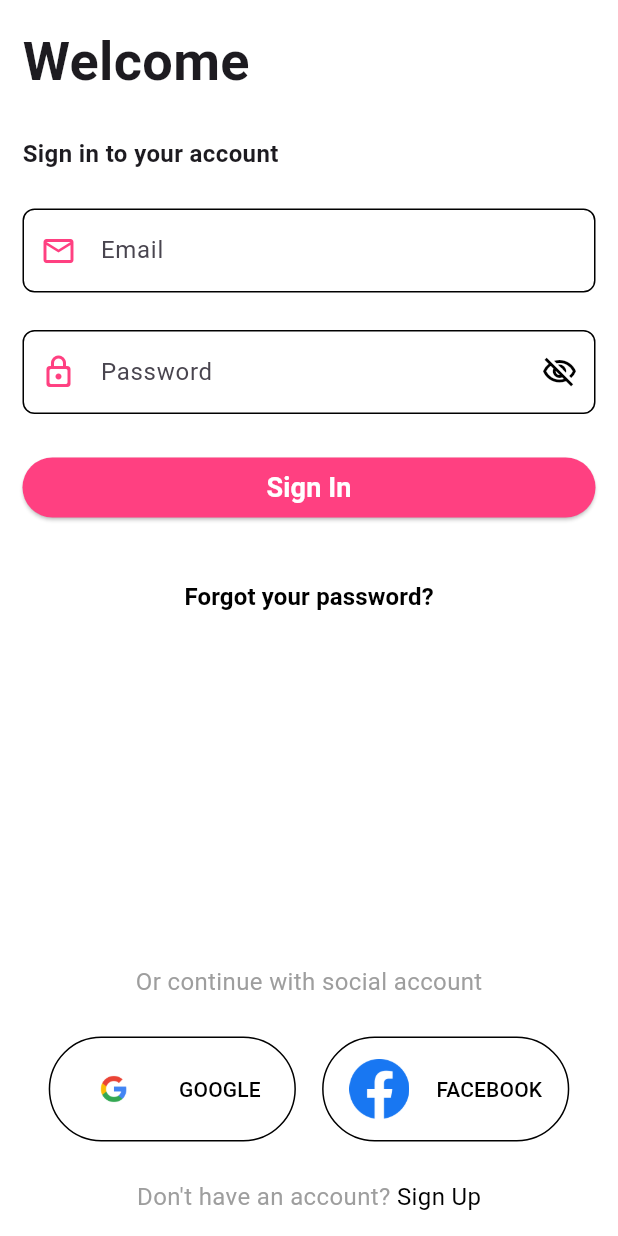
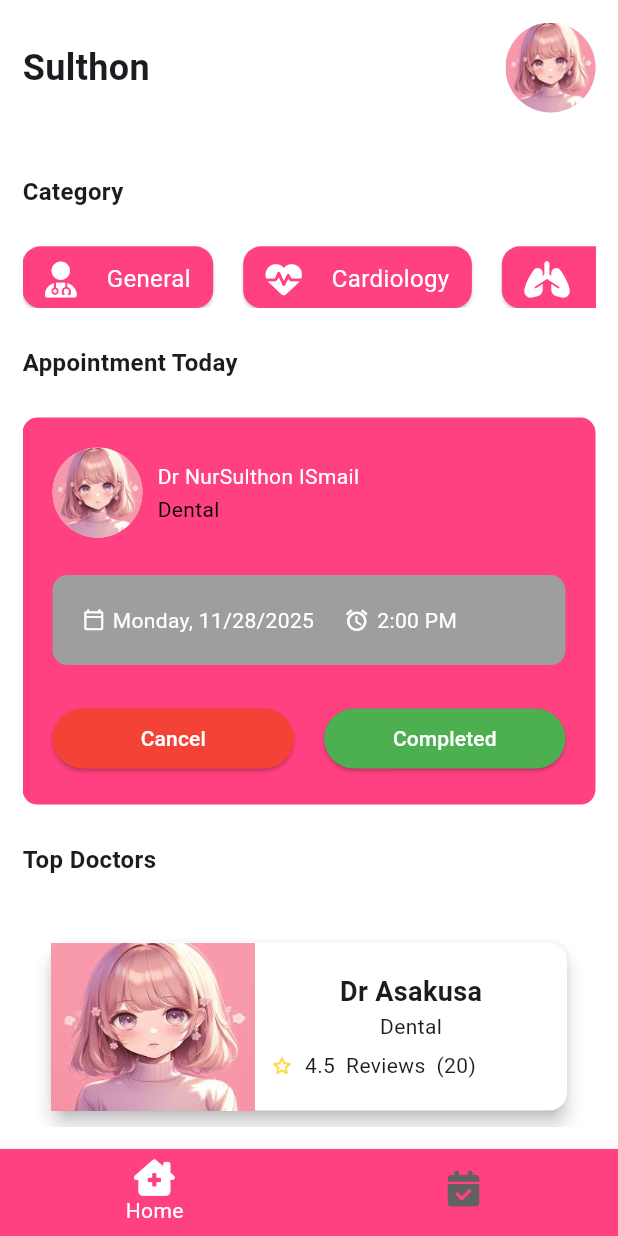
Before and after one commit to Ridhsuki/doctor_appointment_app, a Flutter app: the screen it shows after launch, after a tap on "Sign In", on a phone screen of 412 x 824 dp. Run offline on Flutter 3.47's test engine with Material 3 defaults, Android fonts, the phone set to English and light mode, and no system bars; our stand-ins replace font_awesome_flutter.

Commit message:
feat: Main Layout & Home Screen Done - Appoinment card component - List of Top Doctors - etc.

```diff
--- /dev/null
+++ b/doctor_appointment_app/devtools_options.yaml
@@ -0,0 +1,3 @@
+description: This file stores settings for Dart & Flutter DevTools.
+documentation: https://docs.flutter.dev/tools/devtools/extensions#configure-extension-enablement-states
+extensions:
--- /dev/null
+++ b/doctor_appointment_app/lib/components/appointment_card.dart
@@ -0,0 +1,136 @@
+import 'package:doctor_appointment_app/utils/config.dart';
+import 'package:flutter/material.dart';
+
+class AppointmentCard extends StatefulWidget {
+  const AppointmentCard({super.key});
+
+  @override
+  State<AppointmentCard> createState() => _AppointmentCardState();
+}
+
+class _AppointmentCardState extends State<AppointmentCard> {
+  @override
+  Widget build(BuildContext context) {
+    return Container(
+      width: double.infinity,
+      decoration: BoxDecoration(
+        color: Config.primaryColor,
+        borderRadius: BorderRadius.circular(10),
+      ),
+      child: Material(
+        color: Colors.transparent,
+        child: Padding(
+          padding: EdgeInsets.all(20),
+          child: Column(
+            children: <Widget>[
+              Row(
+                children: [
+                  CircleAvatar(
+                    radius: 30,
+                    backgroundImage: AssetImage('assets/profile1.jpg'),
+                  ),
+                  SizedBox(width: 10),
+                  Column(
+                    mainAxisAlignment: MainAxisAlignment.center,
+                    crossAxisAlignment: CrossAxisAlignment.start,
+                    children: [
+                      Text(
+                        'Dr NurSulthon ISmail',
+                        style: TextStyle(color: Colors.white),
+                      ),
+                      SizedBox(height: 2),
+                      Text(
+                        'Dental',
+                        style: TextStyle(color: Colors.black),
+                      ),
+                    ],
+                  )
+                ],
+              ),
+              Config.spaceSmall,
+              // Schedule info
+              ScheduleCard(),
+              Config.spaceSmall,
+              // Action Button
+              Row(
+                mainAxisAlignment: MainAxisAlignment.spaceBetween,
+                children: [
+                  Expanded(
+                    child: ElevatedButton(
+                      style:
+                          ElevatedButton.styleFrom(backgroundColor: Colors.red),
+                      onPressed: () {},
+                      child: Text(
+                        'Cancel',
+                        style: TextStyle(color: Colors.white),
+                      ),
+                    ),
+                  ),
+                  SizedBox(
+                    width: 20
+                  ),
+                  Expanded(
+                    child: ElevatedButton(
+                      style:
+                          ElevatedButton.styleFrom(backgroundColor: Colors.green),
+                      onPressed: () {},
+                      child: Text(
+                        'Completed',
+                        style: TextStyle(color: Colors.white),
+                      ),
+                    ),
+                  ),
+                ],
+              )
+            ],
+          ),
+        ),
+      ),
+    );
+  }
+}
+
+// Schedule Widget
+class ScheduleCard extends StatelessWidget {
+  const ScheduleCard({super.key});
+
+  @override
+  Widget build(BuildContext context) {
+    return Container(
+      decoration: BoxDecoration(
+        color: Colors.grey,
+        borderRadius: BorderRadius.circular(10),
+      ),
+      width: double.infinity,
+      padding: EdgeInsets.all(20),
+      child: Row(
+        crossAxisAlignment: CrossAxisAlignment.center,
+        children: [
+          Icon(
+            Icons.calendar_today_outlined,
+            color: Colors.white,
+            size: 15,
+          ),
+          SizedBox(width: 5),
+          Text(
+            'Monday, 11/28/2025',
+            style: TextStyle(color: Colors.white),
+          ),
+          SizedBox(width: 20),
+          Icon(
+            Icons.access_alarm_outlined,
+            color: Colors.white,
+            size: 17,
+          ),
+          SizedBox(width: 5),
+          Flexible(
+            child: Text(
+              '2:00 PM',
+              style: TextStyle(color: Colors.white),
+            ),
+          )
+        ],
+      ),
+    );
+  }
+}
--- /dev/null
+++ b/doctor_appointment_app/lib/components/doctor_card.dart
@@ -0,0 +1,74 @@
+import 'package:doctor_appointment_app/utils/config.dart';
+import 'package:flutter/material.dart';
+
+class DoctorCard extends StatefulWidget {
+  const DoctorCard({super.key});
+
+  @override
+  State<DoctorCard> createState() => _DoctorCardState();
+}
+
+class _DoctorCardState extends State<DoctorCard> {
+  @override
+  Widget build(BuildContext context) {
+    Config().init(context);
+    return Container(
+      padding: EdgeInsets.symmetric(horizontal: 15, vertical: 15),
+      height: 150,
+      child: GestureDetector(
+        child: Card(
+          elevation: 5,
+          color: Colors.white,
+          child: Row(
+            children: [
+              SizedBox(
+                width: Config.widthSize * 0.33,
+                child: Image.asset('assets/profile1.jpg', fit: BoxFit.fill),
+              ),
+              Flexible(
+                child: Padding(
+                  padding: EdgeInsets.symmetric(horizontal: 10, vertical: 20),
+                  child: Column(
+                    mainAxisAlignment: MainAxisAlignment.start,
+                    children: [
+                      Text(
+                        'Dr Asakusa',
+                        style: TextStyle(
+                          fontSize: 18,
+                          fontWeight: FontWeight.bold,
+                        ),
+                      ),
+                      Text(
+                        'Dental',
+                        style: TextStyle(
+                          fontSize: 14,
+                          fontWeight: FontWeight.normal,
+                        ),
+                      ),
+                      Spacer(),
+                      Row(
+                        mainAxisAlignment: MainAxisAlignment.start,
+                        children: <Widget>[
+                          Icon(Icons.star_border_rounded,
+                              color: Colors.amberAccent, size: 16),
+                          Spacer(flex: 1),
+                          Text('4.5'),
+                          Spacer(flex: 1),
+                          Text('Reviews'),
+                          Spacer(flex: 1),
+                          Text('(20)'),
+                          Spacer(flex: 7),
+                        ],
+                      )
+                    ],
+                  ),
+                ),
+              ),
+            ],
+          ),
+        ),
+        onTap: () => Navigator.defaultRouteName,
+      ),
+    );
+  }
+}
--- a/doctor_appointment_app/lib/components/login_form.dart
+++ b/doctor_appointment_app/lib/components/login_form.dart
@@ -65,7 +65,9 @@ class _LoginFormState extends State<LoginForm> {
               width: double.infinity,
               title: 'Sign In',
               disable: false,
-              onpressed: () {})
+              onpressed: () {
+                Navigator.of(context).pushNamed('main');
+              })
         ],
       ),
     );
--- a/doctor_appointment_app/lib/main.dart
+++ b/doctor_appointment_app/lib/main.dart
@@ -1,5 +1,5 @@
 import 'package:doctor_appointment_app/main_layout.dart';
-import 'package:doctor_appointment_app/screens/auth_page.dart';
+import 'package:doctor_appointment_app/screens/auth_screen.dart';
 import 'package:doctor_appointment_app/utils/config.dart';
 import 'package:flutter/material.dart';
 
@@ -39,7 +39,10 @@
         ),
       ),
       initialRoute: '/',
-      routes: {'/': (context) => AuthPage(), 'main': (context) => MainLayout()},
+      routes: {
+        '/': (context) => AuthScreen(),
+        'main': (context) => MainLayout()
+      },
     );
   }
 }
--- a/doctor_appointment_app/lib/main_layout.dart
+++ b/doctor_appointment_app/lib/main_layout.dart
@@ -1,4 +1,7 @@
+import 'package:doctor_appointment_app/screens/appointment_screen.dart';
+import 'package:doctor_appointment_app/screens/home_screen.dart';
 import 'package:flutter/material.dart';
+import 'package:font_awesome_flutter/font_awesome_flutter.dart';
 
 class MainLayout extends StatefulWidget {
   const MainLayout({super.key});
@@ -8,11 +11,38 @@ class MainLayout extends StatefulWidget {
 }
 
 class _MainLayoutState extends State<MainLayout> {
+  // deklarasi variabel
+  int currentPage = 0;
+  final PageController _page = PageController();
   @override
   Widget build(BuildContext context) {
-    return const Scaffold(
-      body: Center(
-        child: Text('Main Layout'),
+    return Scaffold(
+      body: PageView(
+        controller: _page,
+        onPageChanged: (value) => setState(() {
+          // update page index when tab pressed/ switvh page
+          currentPage = value;
+        }),
+        children: const <Widget>[HomeScreen(), AppointmentScreen()],
+      ),
+      bottomNavigationBar: BottomNavigationBar(
+        currentIndex: currentPage,
+        onTap: (page) {
+          setState(() {
+            currentPage = page;
+            _page.animateToPage(page,
+                duration: const Duration(milliseconds: 500),
+                curve: Curves.easeInOut);
+          });
+        },
+        items: const <BottomNavigationBarItem>[
+          BottomNavigationBarItem(
+              icon: FaIcon(FontAwesomeIcons.houseChimneyMedical),
+              label: 'Home'),
+          BottomNavigationBarItem(
+              icon: FaIcon(FontAwesomeIcons.solidCalendarCheck),
+              label: 'Appointment')
+        ],
       ),
     );
   }
--- /dev/null
+++ b/doctor_appointment_app/lib/screens/appointment_screen.dart
@@ -0,0 +1,18 @@
+import 'package:flutter/material.dart';
+
+class AppointmentScreen extends StatefulWidget {
+  const AppointmentScreen({super.key});
+
+  @override
+  State<AppointmentScreen> createState() => _AppointmentScreenState();
+}
+
+class _AppointmentScreenState extends State<AppointmentScreen> {
+
+  @override
+  Widget build(BuildContext context) {
+    return Scaffold(
+      body: Center(child: Text('Appointment'),)
+    );
+  }
+}
--- a/doctor_appointment_app/lib/screens/auth_page.dart
+++ b/doctor_appointment_app/lib/screens/auth_screen.dart
@@ -4,14 +4,14 @@ import 'package:doctor_appointment_app/utils/config.dart';
 import 'package:doctor_appointment_app/utils/text.dart';
 import 'package:flutter/material.dart';
 
-class AuthPage extends StatefulWidget {
-  const AuthPage({super.key});
+class AuthScreen extends StatefulWidget {
+  const AuthScreen({super.key});
 
   @override
-  State<AuthPage> createState() => _AuthPageState();
+  State<AuthScreen> createState() => _AuthScreenState();
 }
 
-class _AuthPageState extends State<AuthPage> {
+class _AuthScreenState extends State<AuthScreen> {
   @override
   Widget build(BuildContext context) {
     Config().init(context);
--- /dev/null
+++ b/doctor_appointment_app/lib/screens/home_screen.dart
@@ -0,0 +1,145 @@
+import 'package:doctor_appointment_app/components/appointment_card.dart';
+import 'package:doctor_appointment_app/components/doctor_card.dart';
+import 'package:doctor_appointment_app/utils/config.dart';
+import 'package:flutter/material.dart';
+import 'package:font_awesome_flutter/font_awesome_flutter.dart';
+
+class HomeScreen extends StatefulWidget {
+  const HomeScreen({super.key});
+
+  @override
+  State<HomeScreen> createState() => _HomeScreenState();
+}
+
+class _HomeScreenState extends State<HomeScreen> {
+  List<Map<String, dynamic>> medCat = [
+    {
+      "icon": FontAwesomeIcons.userDoctor,
+      "category": "General",
+    },
+    {
+      "icon": FontAwesomeIcons.heartPulse,
+      "category": "Cardiology",
+    },
+    {
+      "icon": FontAwesomeIcons.lungs,
+      "category": "Respiration",
+    },
+    {
+      "icon": FontAwesomeIcons.hand,
+      "category": "Dermatology",
+    },
+    {
+      "icon": FontAwesomeIcons.personPregnant,
+      "category": "Gynecology",
+    },
+    {
+      "icon": FontAwesomeIcons.teeth,
+      "category": "Dental",
+    },
+  ];
+  @override
+  Widget build(BuildContext context) {
+    return Scaffold(
+      body: Padding(
+        padding: EdgeInsets.symmetric(horizontal: 15, vertical: 15),
+        child: SafeArea(
+          child: SingleChildScrollView(
+            child: Column(
+              mainAxisAlignment: MainAxisAlignment.start,
+              crossAxisAlignment: CrossAxisAlignment.start,
+              children: [
+                Row(
+                  mainAxisAlignment: MainAxisAlignment.spaceBetween,
+                  children: const <Widget>[
+                    Text(
+                      'Sulthon',
+                      style: TextStyle(
+                        fontSize: 24,
+                        fontWeight: FontWeight.bold,
+                      ),
+                    ),
+                    SizedBox(
+                      child: CircleAvatar(
+                        radius: 30,
+                        backgroundImage: AssetImage('assets/profile1.jpg'),
+                      ),
+                    )
+                  ],
+                ),
+                Config.spaceMedium,
+                //category listing
+                const Text(
+                  'Category',
+                  style: TextStyle(
+                    fontSize: 16,
+                    fontWeight: FontWeight.bold,
+                  ),
+                ),
+                Config.spaceSmall,
+                SizedBox(
+                  height: Config.heightSize * 0.05,
+                  child: ListView(
+                    scrollDirection: Axis.horizontal,
+                    children: List<Widget>.generate(
+                      medCat.length,
+                      (index) {
+                        return Card(
+                          margin: const EdgeInsets.only(right: 20),
+                          color: Config.primaryColor,
+                          child: Padding(
+                            padding: const EdgeInsets.symmetric(
+                                horizontal: 15, vertical: 10),
+                            child: Row(
+                              mainAxisAlignment: MainAxisAlignment.spaceAround,
+                              children: <Widget>[
+                                FaIcon(
+                                  medCat[index]['icon'],
+                                  color: Colors.white,
+                                ),
+                                const SizedBox(
+                                  width: 20,
+                                ),
+                                Text(
+                                  medCat[index]['category'],
+                                  style: const TextStyle(
+                                      fontSize: 16, color: Colors.white),
+                                ),
+                              ],
+                            ),
+                          ),
+                        );
+                      },
+                    ),
+                  ),
+                ),
+                Config.spaceSmall,
+                Text('Appointment Today',
+                    style: TextStyle(
+                      fontSize: 16,
+                      fontWeight: FontWeight.bold,
+                    )),
+                Config.spaceSmall,
+                // Display Appointment Card
+                AppointmentCard(),
+                Config.spaceSmall,
+                Text('Top Doctors',
+                    style: TextStyle(
+                      fontSize: 16,
+                      fontWeight: FontWeight.bold,
+                    )),
+                // list of Top Doctors
+                Config.spaceSmall,
+                Column(
+                  children: List.generate(10, (index) {
+                    return DoctorCard();
+                  }),
+                )
+              ],
+            ),
+          ),
+        ),
+      ),
+    );
+  }
+}
--- a/doctor_appointment_app/pubspec.yaml
+++ b/doctor_appointment_app/pubspec.yaml
@@ -2,7 +2,7 @@ name: doctor_appointment_app
 description: "A new Flutter project."
 # The following line prevents the package from being accidentally published to
 # pub.dev using `flutter pub publish`. This is preferred for private packages.
-publish_to: 'none' # Remove this line if you wish to publish to pub.dev
+publish_to: "none" # Remove this line if you wish to publish to pub.dev
 
 # The following defines the version and build number for your application.
 # A version number is three numbers separated by dots, like 1.2.43
@@ -48,7 +48,6 @@ dev_dependencies:
 # following page: https://dart.dev/tools/pub/pubspec
 # The following section is specific to Flutter packages.
 flutter:
-
   # The following line ensures that the Material Icons font is
   # included with your application, so that you can use the icons in
   # the material Icons class.
```
Also changed, not shown: doctor_appointment_app/assets/profile1.jpg (added), doctor_appointment_app/pubspec.lock.
